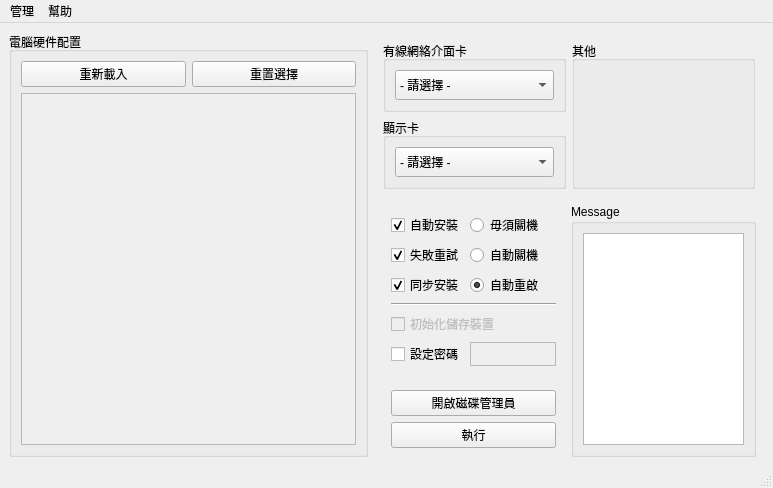
Old version of the form src/ui/main.ui in the repository SuperDumbTM/driver-box.
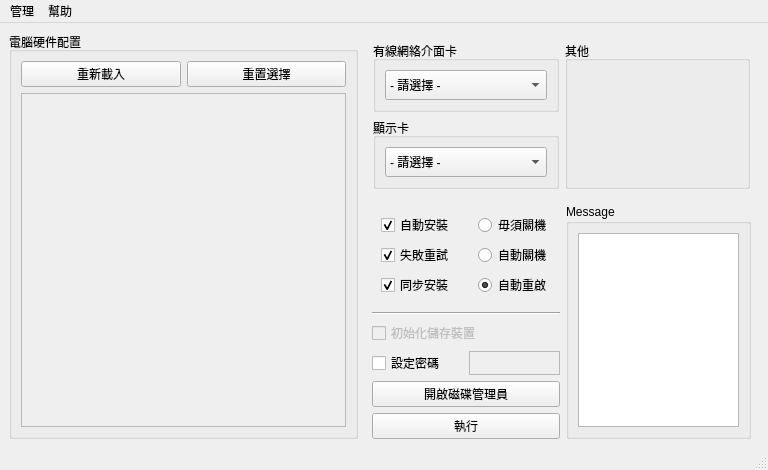
New version of the form.

Commit message: refactor: rewrite TaskManager

```diff
--- a/src/ui/main.ui
+++ b/src/ui/main.ui
@@ -9,8 +9,8 @@
    <rect>
     <x>0</x>
     <y>0</y>
-    <width>773</width>
-    <height>476</height>
+    <width>768</width>
+    <height>464</height>
    </rect>
   </property>
   <property name="sizePolicy">
@@ -120,7 +120,7 @@
                 <x>0</x>
                 <y>0</y>
                 <width>313</width>
-                <height>337</height>
+                <height>325</height>
                </rect>
               </property>
               <layout class="QVBoxLayout" name="verticalLayout_12">
@@ -143,6 +143,12 @@
         </property>
         <item>
          <widget class="QWidget" name="ur_hbox" native="true">
+          <property name="sizePolicy">
+           <sizepolicy hsizetype="Preferred" vsizetype="Fixed">
+            <horstretch>0</horstretch>
+            <verstretch>0</verstretch>
+           </sizepolicy>
+          </property>
           <property name="statusTip">
            <string>選擇需要安裝的軀動程式</string>
           </property>
@@ -161,7 +167,7 @@
              <item>
               <widget class="QGroupBox" name="lan_dri_group_box">
                <property name="sizePolicy">
-                <sizepolicy hsizetype="MinimumExpanding" vsizetype="Preferred">
+                <sizepolicy hsizetype="Minimum" vsizetype="Preferred">
                  <horstretch>0</horstretch>
                  <verstretch>0</verstretch>
                 </sizepolicy>
@@ -215,7 +221,7 @@
              <item>
               <widget class="QGroupBox" name="display_dri_group_box">
                <property name="sizePolicy">
-                <sizepolicy hsizetype="MinimumExpanding" vsizetype="Preferred">
+                <sizepolicy hsizetype="Minimum" vsizetype="Preferred">
                  <horstretch>0</horstretch>
                  <verstretch>0</verstretch>
                 </sizepolicy>
@@ -310,18 +316,77 @@
           <item>
            <layout class="QVBoxLayout" name="install_option_vboc">
             <item>
-             <widget class="QWidget" name="exec_options" native="true">
+             <layout class="QGridLayout" name="exec_options_gridbox">
+              <property name="sizeConstraint">
+               <enum>QLayout::SetFixedSize</enum>
+              </property>
+              <property name="bottomMargin">
+               <number>0</number>
+              </property>
+              <item row="0" column="0">
+               <widget class="QWidget" name="install_mode_options" native="true">
               <property name="sizePolicy">
-               <sizepolicy hsizetype="Fixed" vsizetype="Preferred">
+                 <sizepolicy hsizetype="Preferred" vsizetype="Preferred">
                 <horstretch>0</horstretch>
                 <verstretch>0</verstretch>
                </sizepolicy>
               </property>
+                <layout class="QVBoxLayout" name="verticalLayout_2">
+                 <item>
+                  <widget class="QCheckBox" name="at_install_cb">
               <property name="statusTip">
-               <string/>
-              </property>
-              <layout class="QGridLayout" name="gridLayout_2">
+                    <string>自動安裝所有軀動</string>
+                   </property>
+                   <property name="text">
+                    <string>自動安裝</string>
+                   </property>
+                   <property name="checked">
+                    <bool>true</bool>
+                   </property>
+                  </widget>
+                 </item>
+                 <item>
+                  <widget class="QCheckBox" name="at_retry_cb">
+                   <property name="statusTip">
+                    <string>如有軀動程式以自動模式安裝失敗，將以手動模式重試</string>
+                   </property>
+                   <property name="text">
+                    <string>失敗重試</string>
+                   </property>
+                   <property name="checkable">
+                    <bool>true</bool>
+                   </property>
+                   <property name="checked">
+                    <bool>true</bool>
+                   </property>
+                   <property name="autoRepeat">
+                    <bool>false</bool>
+                   </property>
+                   <property name="autoExclusive">
+                    <bool>false</bool>
+                   </property>
+                  </widget>
+                 </item>
+                 <item>
+                  <widget class="QCheckBox" name="async_install_cb">
+                   <property name="statusTip">
+                    <string>同步安裝所有軀動，有機會導致安裝失敗</string>
+                   </property>
+                   <property name="text">
+                    <string>同步安裝</string>
+                   </property>
+                   <property name="checked">
+                    <bool>true</bool>
+                   </property>
+                  </widget>
+                 </item>
+                </layout>
+               </widget>
+              </item>
                <item row="0" column="1">
+               <widget class="QWidget" name="halt_options" native="true">
+                <layout class="QVBoxLayout" name="verticalLayout">
+                 <item>
                 <widget class="QRadioButton" name="at_nothing_rb">
                  <property name="statusTip">
                   <string>成功安裝所有軀動後不執行任何動作</string>
@@ -334,30 +399,78 @@
                  </property>
                 </widget>
                </item>
-               <item row="3" column="0" colspan="2">
+                 <item>
+                  <widget class="QRadioButton" name="at_halt_rb">
+                   <property name="statusTip">
+                    <string>成功安裝所有軀動後自動關機</string>
+                   </property>
+                   <property name="text">
+                    <string>自動關機</string>
+                   </property>
+                   <property name="checked">
+                    <bool>false</bool>
+                   </property>
+                   <property name="autoExclusive">
+                    <bool>true</bool>
+                   </property>
+                  </widget>
+                 </item>
+                 <item>
+                  <widget class="QRadioButton" name="at_reboot_rb">
+                   <property name="statusTip">
+                    <string>成功安裝所有軀動後自動重新開機</string>
+                   </property>
+                   <property name="text">
+                    <string>自動重啟</string>
+                   </property>
+                   <property name="checked">
+                    <bool>true</bool>
+                   </property>
+                   <property name="autoExclusive">
+                    <bool>true</bool>
+                   </property>
+                  </widget>
+                 </item>
+                </layout>
+               </widget>
+              </item>
+             </layout>
+            </item>
+            <item>
                 <widget class="Line" name="line">
                  <property name="orientation">
                   <enum>Qt::Horizontal</enum>
                  </property>
                 </widget>
                </item>
+            <item>
+             <layout class="QGridLayout" name="additional_tasks">
+              <property name="sizeConstraint">
+               <enum>QLayout::SetDefaultConstraint</enum>
+              </property>
+              <property name="bottomMargin">
+               <number>0</number>
+              </property>
+              <item row="1" column="0">
+               <widget class="QCheckBox" name="set_passwd_cb">
+                <property name="sizePolicy">
+                 <sizepolicy hsizetype="Minimum" vsizetype="Fixed">
+                  <horstretch>0</horstretch>
+                  <verstretch>0</verstretch>
+                 </sizepolicy>
+                </property>
+                <property name="statusTip">
+                 <string>為現時登入的帳戶更改密碼</string>
+                </property>
+                <property name="text">
+                 <string>設定密碼</string>
+                </property>
+                <property name="checked">
+                 <bool>false</bool>
+                </property>
+               </widget>
+              </item>
                <item row="1" column="1">
-                <widget class="QRadioButton" name="at_halt_rb">
-                 <property name="statusTip">
-                  <string>成功安裝所有軀動後自動關機</string>
-                 </property>
-                 <property name="text">
-                  <string>自動關機</string>
-                 </property>
-                 <property name="checked">
-                  <bool>false</bool>
-                 </property>
-                 <property name="autoExclusive">
-                  <bool>true</bool>
-                 </property>
-                </widget>
-               </item>
-               <item row="5" column="1" rowspan="2">
                 <widget class="QPlainTextEdit" name="set_passwd_txt">
                  <property name="enabled">
                   <bool>false</bool>
@@ -391,7 +504,7 @@
                  </property>
                 </widget>
                </item>
-               <item row="4" column="0" colspan="2">
+              <item row="0" column="0" colspan="2">
                 <widget class="QCheckBox" name="at_init_disks_cb">
                  <property name="enabled">
                   <bool>false</bool>
@@ -401,95 +514,13 @@
                  </property>
                 </widget>
                </item>
-               <item row="5" column="0" rowspan="2">
-                <widget class="QCheckBox" name="set_passwd_cb">
-                 <property name="sizePolicy">
-                  <sizepolicy hsizetype="Minimum" vsizetype="Fixed">
-                   <horstretch>0</horstretch>
-                   <verstretch>0</verstretch>
-                  </sizepolicy>
-                 </property>
-                 <property name="statusTip">
-                  <string>為現時登入的帳戶更改密碼</string>
-                 </property>
-                 <property name="text">
-                  <string>設定密碼</string>
-                 </property>
-                 <property name="checked">
-                  <bool>false</bool>
-                 </property>
-                </widget>
-               </item>
-               <item row="2" column="0">
-                <widget class="QCheckBox" name="async_install_cb">
-                 <property name="statusTip">
-                  <string>同步安裝所有軀動，有機會導致安裝失敗</string>
-                 </property>
-                 <property name="text">
-                  <string>同步安裝</string>
-                 </property>
-                 <property name="checked">
-                  <bool>true</bool>
-                 </property>
-                </widget>
-               </item>
-               <item row="1" column="0">
-                <widget class="QCheckBox" name="at_retry_cb">
-                 <property name="statusTip">
-                  <string>如有軀動程式以自動模式安裝失敗，將以手動模式重試</string>
-                 </property>
-                 <property name="text">
-                  <string>失敗重試</string>
-                 </property>
-                 <property name="checkable">
-                  <bool>true</bool>
-                 </property>
-                 <property name="checked">
-                  <bool>true</bool>
-                 </property>
-                 <property name="autoRepeat">
-                  <bool>false</bool>
-                 </property>
-                 <property name="autoExclusive">
-                  <bool>false</bool>
-                 </property>
-                </widget>
-               </item>
-               <item row="2" column="1">
-                <widget class="QRadioButton" name="at_reboot_rb">
-                 <property name="statusTip">
-                  <string>成功安裝所有軀動後自動重新開機</string>
-                 </property>
-                 <property name="text">
-                  <string>自動重啟</string>
-                 </property>
-                 <property name="checked">
-                  <bool>true</bool>
-                 </property>
-                 <property name="autoExclusive">
-                  <bool>true</bool>
-                 </property>
-                </widget>
-               </item>
-               <item row="0" column="0">
-                <widget class="QCheckBox" name="at_install_cb">
-                 <property name="statusTip">
-                  <string>自動安裝所有軀動</string>
-                 </property>
-                 <property name="text">
-                  <string>自動安裝</string>
-                 </property>
-                 <property name="checked">
-                  <bool>true</bool>
-                 </property>
-                </widget>
-               </item>
-              </layout>
-             </widget>
+             </layout>
             </item>
             <item>
-             <widget class="QWidget" name="exec_actions" native="true">
-              <layout class="QVBoxLayout" name="verticalLayout_10">
+             <layout class="QVBoxLayout" name="exec_actions">
+              <property name="bottomMargin">
+               <number>0</number>
+              </property>
                <item>
                 <widget class="QPushButton" name="disk_mgt_btn">
                  <property name="text">
@@ -508,7 +539,6 @@
                 </widget>
                </item>
               </layout>
-             </widget>
             </item>
            </layout>
           </item>
@@ -580,7 +610,7 @@
     <rect>
      <x>0</x>
      <y>0</y>
-     <width>773</width>
+     <width>768</width>
      <height>23</height>
     </rect>
    </property>
```
Lines whose indentation alone changed are shown as unchanged. The commit also changes 5 other files.
